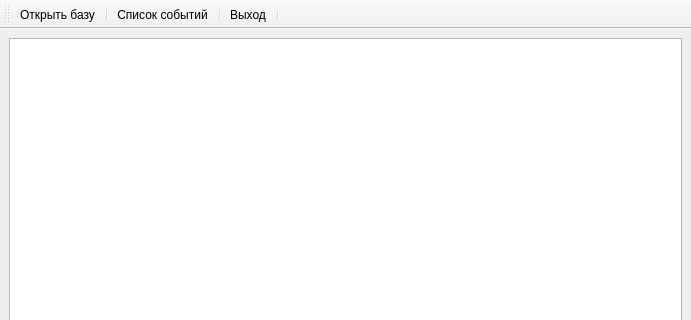
Before: the Qt Designer form ui/f_main.ui in wterkin/qt-forget-me-not, drawn with Qt 5; both pictures show x 0 to 691 and y 0 to 320 of the 691 by 466 pixel window.
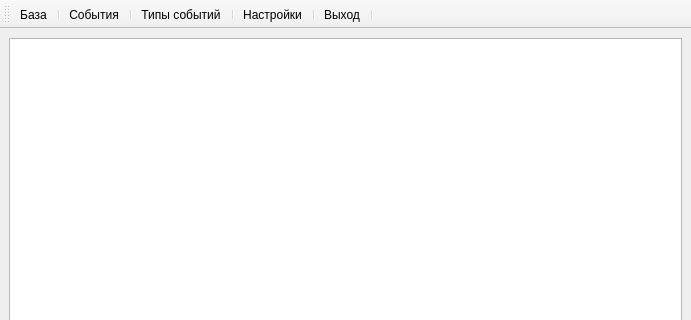
After: the same form once the commit is applied. Icons and pictures are not drawn.

What changed in the file:
```diff
--- a/ui/f_main.ui
+++ b/ui/f_main.ui
@@ -38,6 +38,10 @@
    <addaction name="separator"/>
    <addaction name="actionEventsList"/>
    <addaction name="separator"/>
+   <addaction name="actionEventTypes"/>
+   <addaction name="separator"/>
+   <addaction name="actionSetup"/>
+   <addaction name="separator"/>
    <addaction name="actionExit"/>
    <addaction name="separator"/>
   </widget>
@@ -47,7 +51,7 @@
      <normaloff>view-pim-tasks.png</normaloff>view-pim-tasks.png</iconset>
    </property>
    <property name="text">
-    <string>Список событий</string>
+    <string>События</string>
    </property>
    <property name="toolTip">
     <string>Нажмите для просмотра полного списка событий</string>
@@ -77,12 +81,30 @@
      <normaloff>document-open-folder.png</normaloff>document-open-folder.png</iconset>
    </property>
    <property name="text">
-    <string>Открыть базу</string>
+    <string>База</string>
    </property>
    <property name="shortcut">
     <string>Alt+O</string>
    </property>
   </action>
+  <action name="actionEventTypes">
+   <property name="icon">
+    <iconset>
+     <normaloff>address-book-new.png</normaloff>address-book-new.png</iconset>
+   </property>
+   <property name="text">
+    <string>Типы событий</string>
+   </property>
+  </action>
+  <action name="actionSetup">
+   <property name="icon">
+    <iconset>
+     <normaloff>application-menu.png</normaloff>application-menu.png</iconset>
+   </property>
+   <property name="text">
+    <string>Настройки</string>
+   </property>
+  </action>
  </widget>
  <resources/>
  <connections>
```
